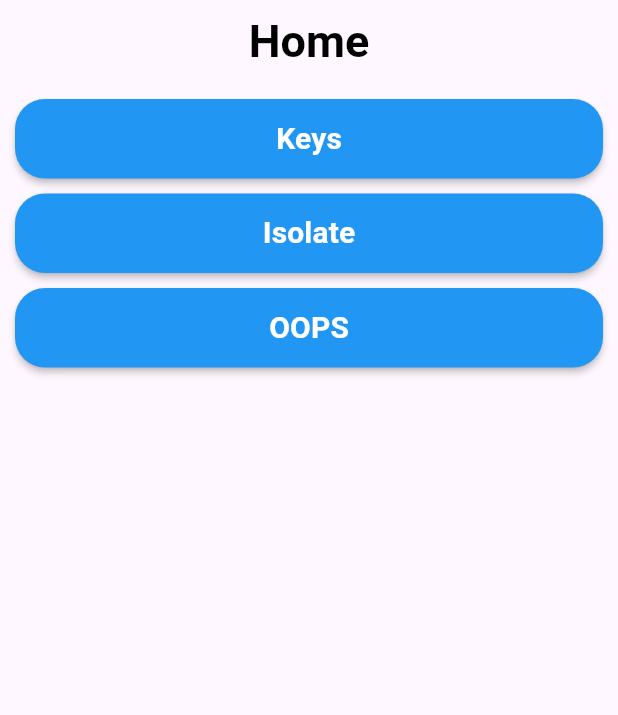
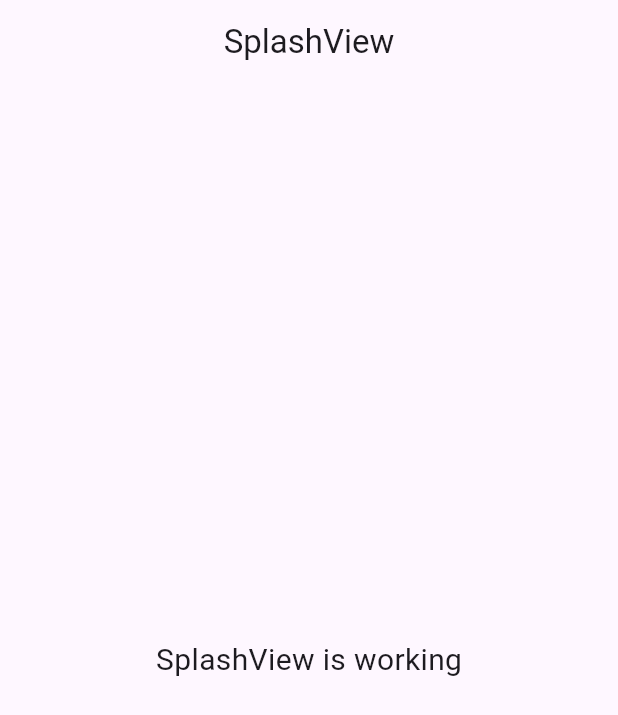
Before and after one commit to yadavmanish01/widgetsAndConcepts, a Flutter app: the screen it shows after launch, on a phone screen of 412 x 824 dp. Shown: the top 715 px of the screen. Run offline on Flutter 3.47's test engine with Material 3 defaults, Android fonts, the phone set to English and light mode, and no system bars; our stand-ins replace firebase_core, firebase_messaging, flutter_local_notifications, get, logger; accounts and stored records are empty.

Commit message:
notification page in progress

```diff
--- /dev/null
+++ b/lib/app/modules/Splash/views/splash_view.dart
@@ -0,0 +1,24 @@
+import 'package:flutter/material.dart';
+
+import 'package:get/get.dart';
+
+import '../controllers/splash_controller.dart';
+
+class SplashView extends GetView<SplashController> {
+  const SplashView({super.key});
+  @override
+  Widget build(BuildContext context) {
+    return Scaffold(
+      appBar: AppBar(
+        title: const Text('SplashView'),
+        centerTitle: true,
+      ),
+      body: const Center(
+        child: Text(
+          'SplashView is working',
+          style: TextStyle(fontSize: 20),
+        ),
+      ),
+    );
+  }
+}
--- a/lib/app/modules/home/views/home_view.dart
+++ b/lib/app/modules/home/views/home_view.dart
@@ -22,6 +22,10 @@ class HomeView extends GetView<HomeController> {
           CustomButton(onPressed:(){Get.toNamed(Routes.COMPUTEPAGE);},title: "Isolate"),
           10.ph,
           CustomButton(onPressed:(){Get.toNamed(Routes.OOPSPAGE);},title: "OOPS"),
+          10.ph,
+          CustomButton(onPressed:(){Get.toNamed(Routes.OOPSPAGE);},title: "OOPS"),
+          10.ph,
+          CustomButton(onPressed:(){Get.toNamed(Routes.NOTIFICATIONPAGE);},title: "Notification"),
         ],
       ),
     );
--- a/lib/app/routes/app_routes.dart
+++ b/lib/app/routes/app_routes.dart
@@ -19,6 +19,8 @@ abstract class Routes {
       _Paths.FLUTTERKEYS + _Paths.VALUEKEY_PAGE + _Paths.VALUEKEYEXAMPLE2;
   static const COMPUTEPAGE = _Paths.COMPUTEPAGE;
   static const OOPSPAGE = _Paths.OOPSPAGE;
+  static const NOTIFICATIONPAGE = _Paths.NOTIFICATIONPAGE;
+  static const SPLASH = _Paths.SPLASH;
 }
 
 abstract class _Paths {
@@ -34,4 +36,6 @@ abstract class _Paths {
   static const VALUEKEYEXAMPLE2 = '/valuekeyexample2';
   static const COMPUTEPAGE = '/computepage';
   static const OOPSPAGE = '/oopspage';
+  static const NOTIFICATIONPAGE = '/notificationpage';
+  static const SPLASH = '/splash';
 }
--- /dev/null
+++ b/lib/extension/logger.dart
@@ -0,0 +1,13 @@
+import 'package:logger/logger.dart';
+
+var logger = Logger(
+  printer: PrettyPrinter(
+    methodCount: 2, // Number of method calls to be displayed
+    errorMethodCount: 8, // Number of method calls if stacktrace is provided
+    lineLength: 120, // Width of the output
+    colors: true, // Colorful log messages
+    printEmojis: true, // Print an emoji for each log message
+    // Should each log print contain a timestamp
+    dateTimeFormat: DateTimeFormat.onlyTimeAndSinceStart,
+  ),
+);
--- a/lib/main.dart
+++ b/lib/main.dart
@@ -1,10 +1,13 @@
+import 'package:firebase_core/firebase_core.dart';
 import 'package:flutter/material.dart';
 
 import 'package:get/get.dart';
 
 import 'app/routes/app_pages.dart';
 
-void main() {
+void main() async{
+  WidgetsFlutterBinding.ensureInitialized();
+  await Firebase.initializeApp();
   runApp(
     GetMaterialApp(
       debugShowCheckedModeBanner: false,
--- a/pubspec.yaml
+++ b/pubspec.yaml
@@ -35,6 +35,10 @@ dependencies:
   # Use with the CupertinoIcons class for iOS style icons.
   cupertino_icons: ^1.0.8
   get: ^4.7.3
+  firebase_core: ^4.7.0
+  firebase_messaging: ^16.2.0
+  flutter_local_notifications: ^21.0.0
+  logger: ^2.7.0
 
 dev_dependencies:
   flutter_test:
```
Also changed, not shown: lib/app/modules/Splash/bindings/splash_binding.dart (added, +12 -0 lines), lib/app/modules/Splash/controllers/splash_controller.dart (added, +28 -0 lines), lib/app/modules/notificationpage/bindings/notificationpage_binding.dart (added, +12 -0 lines), lib/app/modules/notificationpage/controllers/notificationpage_controller.dart (added, +23 -0 lines), lib/app/modules/notificationpage/views/notificationpage_view.dart (added, +24 -0 lines), lib/app/routes/app_pages.dart (+15 -1 lines), lib/notificationServices/notificationServices.dart (added, +45 -0 lines), firebase.json (added), lib/firebase_options.dart (added), pubspec.lock, 7 other files.
